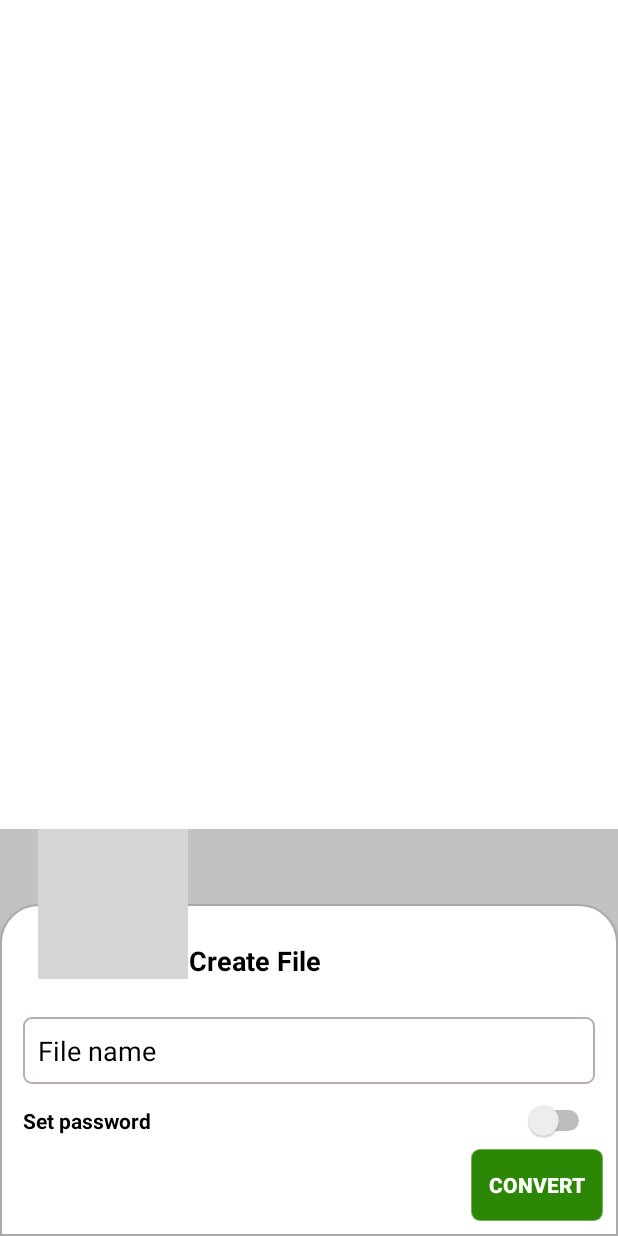
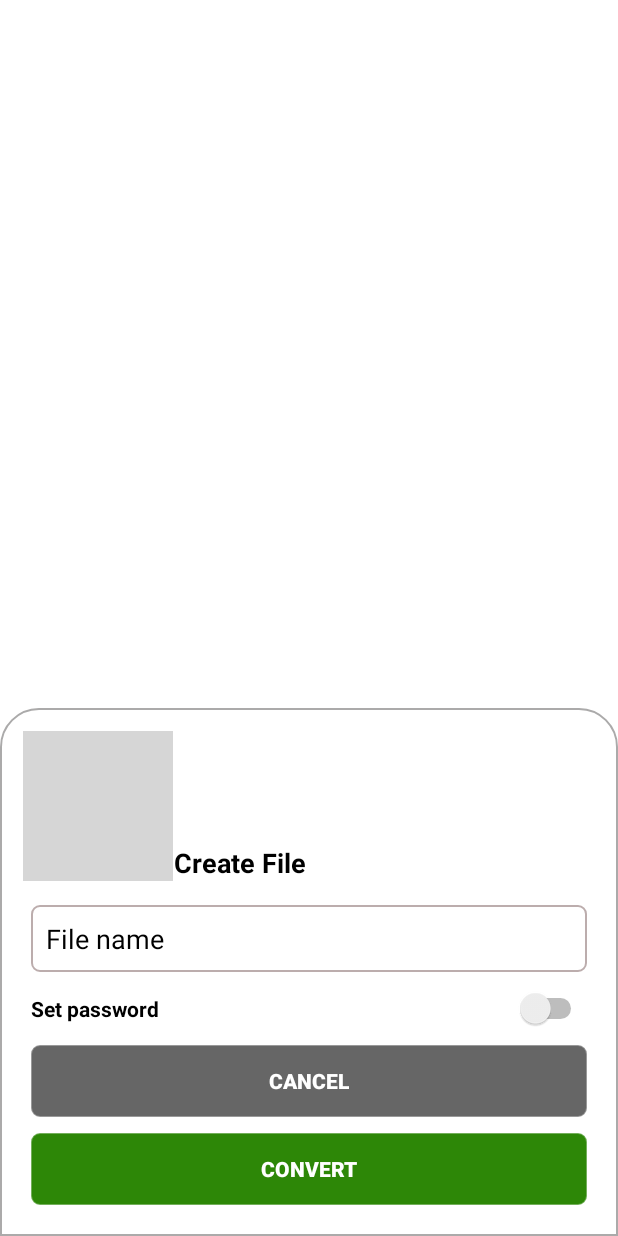
Before and after one commit to doolong189/UtilityApp, an Android app: the layout dialog_create_pdf.xml on its own in the app's theme, with its tools: preview values and no code run, on a phone screen of 412 x 824 dp. Run offline under Robolectric (Android 15) with nearby library versions, the phone set to English and light mode, and no system bars; grey boxes are pictures that could not be loaded.

Commit message:
8 - commit

```diff
--- a/app/build.gradle.kts
+++ b/app/build.gradle.kts
@@ -45,8 +45,12 @@ dependencies {
     implementation(libs.material)
     implementation(libs.androidx.activity)
     implementation(libs.androidx.constraintlayout)
+    implementation(libs.androidx.media3.effect)
     testImplementation(libs.junit)
     androidTestImplementation(libs.androidx.junit)
     androidTestImplementation(libs.androidx.espresso.core)
     implementation(libs.pdf.viewer)
+    implementation(libs.androidx.media3.transformer)
+    implementation(libs.androidx.media3.effect)
+    implementation(libs.androidx.media3.common)
 }
--- a/app/src/main/AndroidManifest.xml
+++ b/app/src/main/AndroidManifest.xml
@@ -10,7 +10,8 @@
     <uses-permission android:name="android.permission.INTERNET" />
     <uses-permission android:name="android.permission.ACCESS_WIFI_STATE" />
     <uses-permission android:name="android.permission.ACCESS_NETWORK_STATE" />
-
+    <uses-feature android:name="android.hardware.camera"
+        android:required="true" />
     <application
         android:allowBackup="true"
         android:authorities="${applicationId}.provider"
@@ -29,7 +30,8 @@
             android:exported="false" />
         <activity
             android:name=".MainActivity"
-            android:exported="true">
+            android:exported="true"
+            android:windowSoftInputMode="stateVisible">
             <intent-filter>
                 <action android:name="android.intent.action.MAIN" />
 
--- /dev/null
+++ b/app/src/main/res/drawable/baseline_date_range_24.xml
@@ -0,0 +1,5 @@
+<vector xmlns:android="http://schemas.android.com/apk/res/android" android:height="24dp" android:tint="#000000" android:viewportHeight="24" android:viewportWidth="24" android:width="24dp">
+
+    <path android:fillColor="@android:color/white" android:pathData="M9,11L7,11v2h2v-2zM13,11h-2v2h2v-2zM17,11h-2v2h2v-2zM19,4h-1L18,2h-2v2L8,4L8,2L6,2v2L5,4c-1.11,0 -1.99,0.9 -1.99,2L3,20c0,1.1 0.89,2 2,2h14c1.1,0 2,-0.9 2,-2L21,6c0,-1.1 -0.9,-2 -2,-2zM19,20L5,20L5,9h14v11z"/>
+
+</vector>
--- a/app/src/main/res/layout/dialog_create_pdf.xml
+++ b/app/src/main/res/layout/dialog_create_pdf.xml
@@ -1,18 +1,43 @@
 <?xml version="1.0" encoding="utf-8"?>
-<FrameLayout
+<LinearLayout
     xmlns:android="http://schemas.android.com/apk/res/android"
     xmlns:tools="http://schemas.android.com/tools"
     android:layout_width="match_parent"
     android:layout_height="wrap_content"
     android:layout_gravity="bottom"
-    android:background="#64646464">
+    android:background="@drawable/bg_custom_bottom_layout"
+    android:padding="10dp"
+    android:orientation="vertical"
+    >
 
+    <LinearLayout
+        android:layout_width="wrap_content"
+        android:layout_height="wrap_content"
+        android:orientation="horizontal"
+        android:layout_gravity="top|start"
+        android:gravity="center_vertical"
+        android:layout_margin="5dp"
+        >
+        <ImageView
+            android:layout_width="100dp"
+            android:layout_height="100dp"
+            android:src="@drawable/note_"
+            />
+        <TextView
+            android:layout_width="wrap_content"
+            android:layout_height="wrap_content"
+            android:text="Create File"
+            android:textSize="18sp"
+            android:gravity="center"
+            android:textStyle="bold"
+            android:textColor="@color/black"
+            android:layout_gravity="bottom"
+            />
+    </LinearLayout>
     <LinearLayout
         android:layout_width="match_parent"
         android:layout_height="match_parent"
         android:orientation="vertical"
-        android:background="@drawable/bg_custom_bottom_layout"
-        android:layout_marginTop="50dp"
         android:elevation="4dp"
         android:clipToPadding="false"
         android:clipChildren="false">
@@ -20,8 +45,7 @@
             android:layout_width="match_parent"
             android:layout_height="wrap_content"
             android:orientation="vertical"
-            android:padding="10dp"
-            android:layout_marginTop="60dp"
+            android:padding="5dp"
            >
             <EditText
                 android:id="@+id/dialog_create_pdf_edFileName"
@@ -32,6 +56,8 @@
                 android:padding="10sp"
                 android:textColorHint="@color/black"
                 android:layout_margin="5dp"
+                android:imeOptions="actionDone"
+                android:inputType="text|textNoSuggestions"
                 />
             <RelativeLayout
                 android:layout_width="match_parent"
@@ -65,8 +91,21 @@
                 android:visibility="gone"
                 />
             <androidx.appcompat.widget.AppCompatButton
+                android:id="@+id/dialog_create_pdf_btnCancel"
+                android:layout_width="match_parent"
+                android:layout_height="wrap_content"
+                android:layout_gravity="end"
+                android:text="Cancel"
+                android:background="@drawable/bg_custom"
+                android:backgroundTint="@color/bg_dialog"
+                android:textColor="@color/white"
+                android:textStyle="bold"
+                android:padding="10dp"
+                android:layout_margin="5dp"
+                />
+            <androidx.appcompat.widget.AppCompatButton
                 android:id="@+id/dialog_create_pdf_btnConvert"
-                android:layout_width="wrap_content"
+                android:layout_width="match_parent"
                 android:layout_height="wrap_content"
                 android:layout_gravity="end"
                 android:text="Convert"
@@ -75,33 +114,9 @@
                 android:textColor="@color/white"
                 android:textStyle="bold"
                 android:padding="10dp"
+                android:layout_margin="5dp"
                 />
         </LinearLayout>
     </LinearLayout>
 
-    <LinearLayout
-        android:layout_width="wrap_content"
-        android:layout_height="wrap_content"
-        android:orientation="horizontal"
-        android:layout_gravity="top|start"
-        android:elevation="5dp"
-        android:paddingLeft="25dp"
-        android:gravity="center_vertical"
-        >
-        <ImageView
-            android:layout_width="100dp"
-            android:layout_height="100dp"
-            android:src="@drawable/note_"
-            />
-        <TextView
-            android:layout_width="wrap_content"
-            android:layout_height="wrap_content"
-            android:text="Create File"
-            android:textSize="18sp"
-            android:gravity="center"
-            android:textStyle="bold"
-            android:textColor="@color/black"
-            android:layout_gravity="bottom"
-            />
-    </LinearLayout>
-</FrameLayout>
+</LinearLayout>
--- a/app/src/main/res/values/themes.xml
+++ b/app/src/main/res/values/themes.xml
@@ -10,6 +10,8 @@
         <item name="bottomSheetStyle">@style/AppModalStyle</item>
         <item name="android:backgroundDimEnabled">true</item>
         <item name="background">@color/white</item>
+        <item name="android:windowIsFloating">false</item>
+        <item name="android:windowSoftInputMode">adjustPan</item>
     </style>
 
     <style name="AppModalStyle" parent="Widget.Design.BottomSheet.Modal">
--- a/app/src/main/res/xml/provider_paths.xml
+++ b/app/src/main/res/xml/provider_paths.xml
@@ -1,4 +1,6 @@
 <?xml version="1.0" encoding="utf-8"?>
 <paths>
     <external-path name="external_files" path="."/>
+    <external-files-path name="my_images" path="Pictures" />
+
 </paths>
```
Also changed, not shown: app/src/main/java/com/freshervnc/utilityapplication/ui/note/NoteFragment.kt (added, +31 -0 lines), app/src/main/java/com/freshervnc/utilityapplication/ui/note/NoteModel.kt (added, +9 -0 lines), app/src/main/java/com/freshervnc/utilityapplication/ui/pdfviewer/PdfViewerFragment.kt (+110 -41 lines), app/src/main/java/com/freshervnc/utilityapplication/ui/photo/PhotoFragment.kt (+13 -10 lines), app/src/main/java/com/freshervnc/utilityapplication/ui/video/EditVideoFragment.kt (+31 -5 lines), app/src/main/res/drawable/baseline_access_time_24.xml (added, +7 -0 lines), app/src/main/res/layout/fragment_edit_video.xml (+7 -6 lines), app/src/main/res/layout/fragment_note.xml (added, +31 -0 lines), app/src/main/res/layout/fragment_photo.xml (+22 -0 lines), app/src/main/res/layout/list_note.xml (added, +63 -0 lines).
